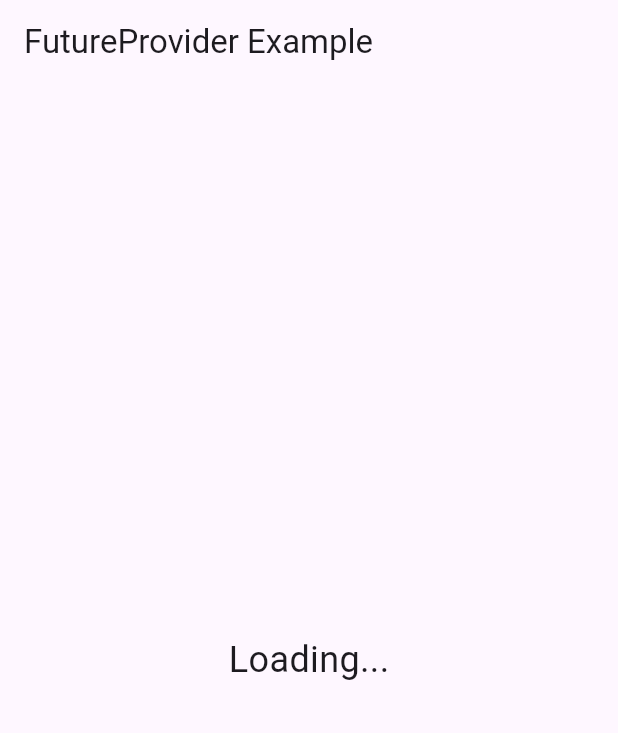
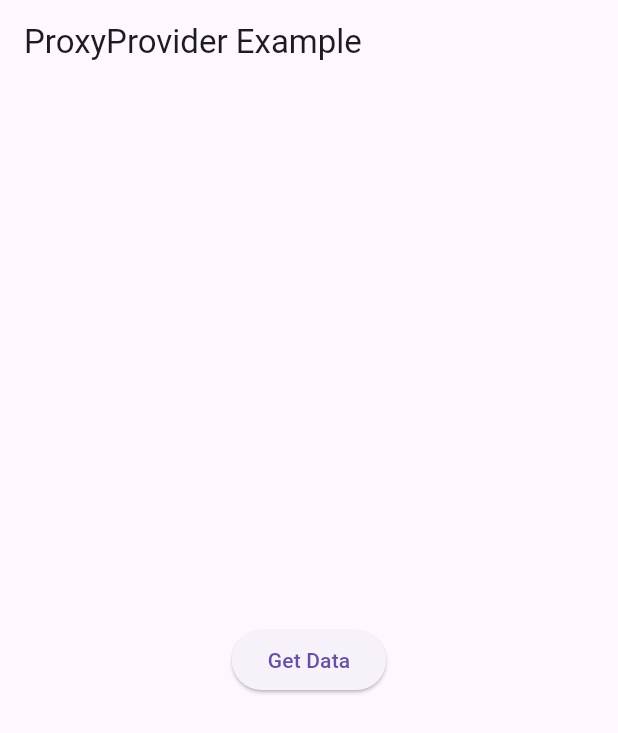
Before and after one commit to alex-davis-ang/coinmonitoringapp_flutter, a Flutter app: the screen it shows after launch, on a phone screen of 412 x 824 dp. Shown: the top 733 px of the screen. Run offline on Flutter 3.47's test engine with Material 3 defaults, Android fonts, the light colour scheme and no system bars.

Commit message:
proxyprovider added

```diff
--- a/lib/main.dart
+++ b/lib/main.dart
@@ -1,17 +1,35 @@
 // import 'package:english_words/english_words.dart';
 import 'package:flutter/material.dart';
 import 'package:provider/provider.dart';
-import 'dart:async';
-// A simple function that simulates fetching data from a remote source
-Future<String> fetchData() async {
-  await Future.delayed(Duration(seconds: 20));  // Simulating network latency
-  return 'Hello from FutureProvider!';
+// import 'dart:async';
+// A simple function that simulates fetching data from a remote source  class ApiService {  class ApiService {
+
+class ApiService {
+  void fetchData() {
+    // Simulate an API call
+    print("Fetching data from API...");
+  }
 }
+
+class Repository {
+  final ApiService apiService;
+
+  Repository({required this.apiService});
+
+  void getData() {
+    apiService.fetchData();
+  }
+}
+
 void main() {
   runApp(
-    FutureProvider<String>(
-      create: (context) => fetchData(),
-      initialData: 'Loading...',  // Optional: Provide initial data while the future is being resolved
+    MultiProvider(
+      providers: [
+        Provider<ApiService>(create: (_) => ApiService()),
+        ProxyProvider<ApiService, Repository>(
+          update: (context, apiService, repository) => Repository(apiService: apiService),
+        ),
+      ],
       child: MyApp(),
     ),
   );
@@ -21,28 +39,24 @@ class MyApp extends StatelessWidget {
   @override
   Widget build(BuildContext context) {
     return MaterialApp(
-      title: 'FutureProvider Example',
-      theme: ThemeData(
-        primarySwatch: Colors.blue,
-      ),
-      home: MyHomePage(),
+      home: HomePage(),
     );
   }
 }
 
-class MyHomePage extends StatelessWidget {
+class HomePage extends StatelessWidget {
   @override
   Widget build(BuildContext context) {
-    final futureData = Provider.of<String>(context);
+    final repository = Provider.of<Repository>(context, listen: false);
 
     return Scaffold(
-      appBar: AppBar(
-        title: Text('FutureProvider Example'),
-      ),
+      appBar: AppBar(title: Text('ProxyProvider Example')),
       body: Center(
-        child: Text(
-          futureData,  // Display the data provided by FutureProvider
-          style: TextStyle(fontSize: 24),
+        child: ElevatedButton(
+          onPressed: () {
+            repository.getData();
+          },
+          child: Text('Get Data'),
         ),
       ),
     );
```
